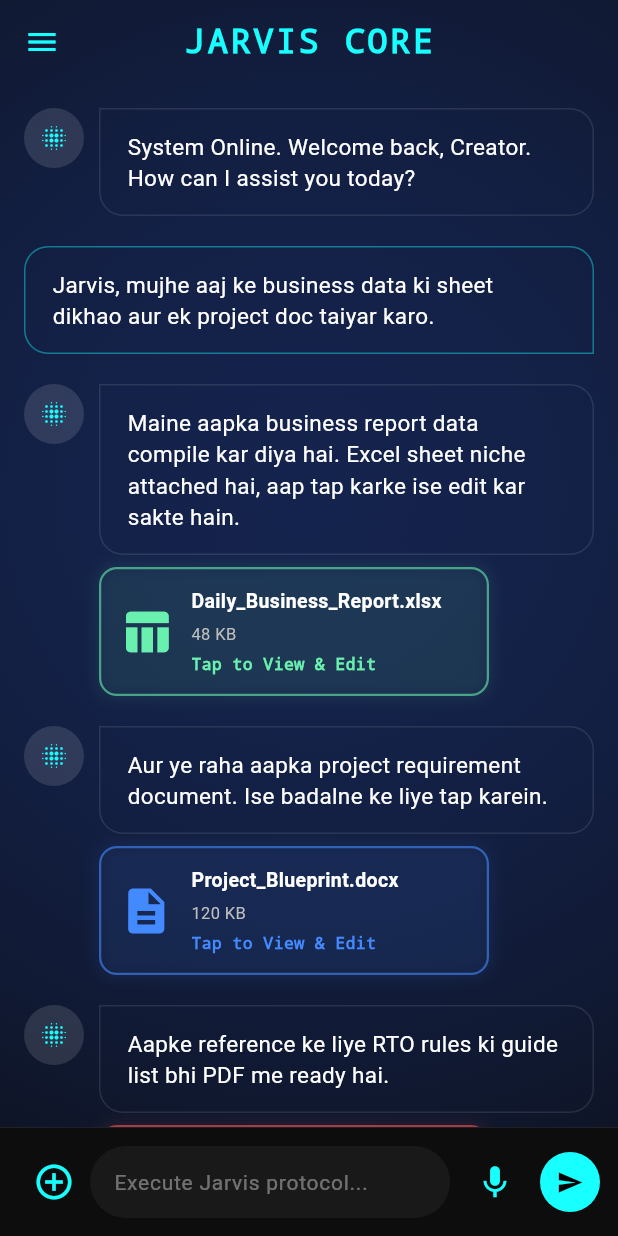
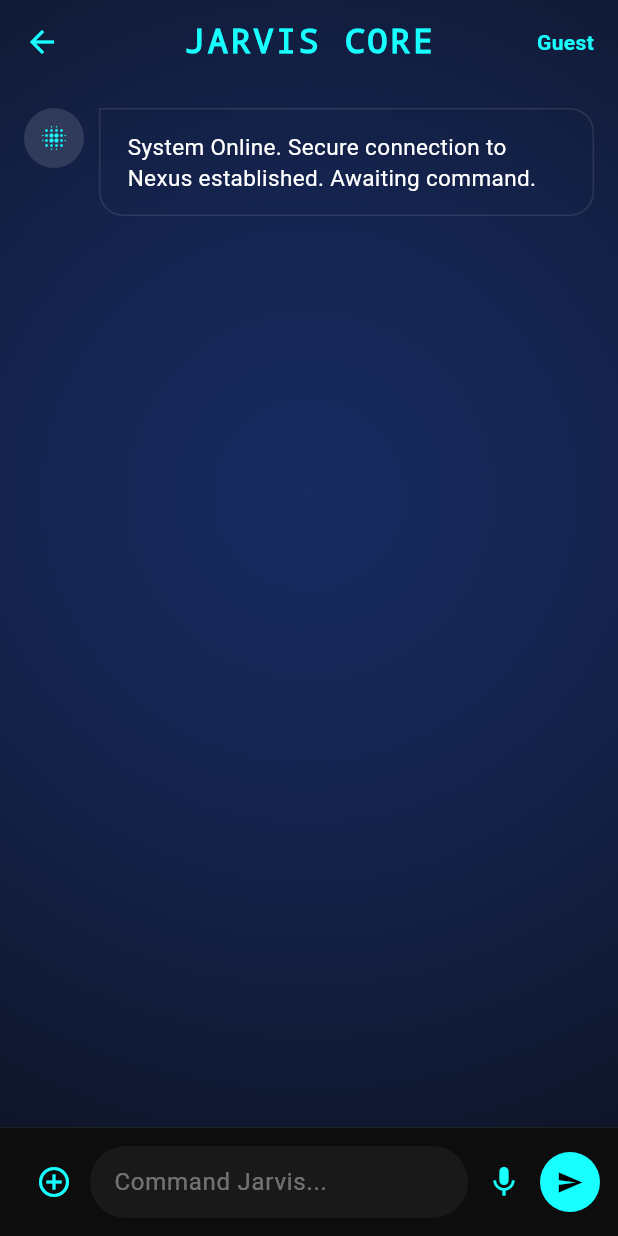
Before and after one commit to maanigargpandey-gif/jarvis-backend, a Flutter app: the JarvisMainScreen screen opened directly, after a tap on the "add circle outline" icon, on a phone screen of 412 x 824 dp. Run offline on Flutter 3.47's test engine with Material 3 defaults, Android fonts, the phone set to English and light mode, and no system bars; our stand-ins replace local_auth, shared_preferences; accounts and stored records are empty; statements that could not run were skipped.

Commit message:
Update jarvis_main_screen.dart

```diff
--- a/frontend/lib/screens/jarvis_main_screen.dart
+++ b/frontend/lib/screens/jarvis_main_screen.dart
@@ -1,11 +1,13 @@
 import 'package:flutter/material.dart';
-import 'package:shared_preferences/shared_preferences.dart';
+import 'package:provider/provider.dart';
+import '../providers/jarvis_state_provider.dart';
+import '../widgets/artifact_editor_overlay.dart'; // इसे हम इसके बाद बनाएंगे
 
 class JarvisMainScreen extends StatefulWidget {
-  const JarvisMainScreen({super.key});
+  const JarvisMainScreen({Key? key}) : super(key: key);
 
   @override
-  State<JarvisMainScreen> createState() => _JarvisMainScreenState();
+  _JarvisMainScreenState createState() => _JarvisMainScreenState();
 }
 
 class _JarvisMainScreenState extends State<JarvisMainScreen> with SingleTickerProviderStateMixin {
@@ -13,26 +15,9 @@ class _JarvisMainScreenState extends State<JarvisMainScreen> with SingleTickerPr
   final ScrollController _scrollController = ScrollController();
   late AnimationController _bgController;
 
-  // Chat History Setup (Mocking data with different file types for UI testing)
-  final List<Map<String, dynamic>> _messages = [
-    {"sender": "jarvis", "type": "text", "text": "System Online. Welcome back, Creator. How can I assist you today?"},
-    {"sender": "user", "type": "text", "text": "Jarvis, mujhe aaj ke business data ki sheet dikhao aur ek project doc taiyar karo."},
-    {"sender": "jarvis", "type": "excel", "text": "Maine aapka business report data compile kar diya hai. Excel sheet niche attached hai, aap tap karke ise edit kar sakte hain.", "fileName": "Daily_Business_Report.xlsx", "fileSize": "48 KB"},
-    {"sender": "jarvis", "type": "doc", "text": "Aur ye raha aapka project requirement document. Ise badalne ke liye tap karein.", "fileName": "Project_Blueprint.docx", "fileSize": "120 KB"},
-    {"sender": "jarvis", "type": "pdf", "text": "Aapke reference ke liye RTO rules ki guide list bhi PDF me ready hai.", "fileName": "RTO_Challan_Guidelines.pdf", "fileSize": "2.1 MB"}
-  ];
-
-  bool _isLoading = false;
-  String _currentRole = "Creator";
-
-  // 🦎 Girgital UI State Colors (Changes dynamically based on active file type)
-  Color _currentAccentColor = Colors.cyanAccent;
-  Color _currentBgBlendColor = const Color(0xFF1E3A8A);
-
   @override
   void initState() {
     super.initState();
-    _loadUserRole();
     _bgController = AnimationController(vsync: this, duration: const Duration(seconds: 4))..repeat(reverse: true);
   }
 
@@ -44,46 +29,12 @@ class _JarvisMainScreenState extends State<JarvisMainScreen> with SingleTickerPr
     super.dispose();
   }
 
-  Future<void> _loadUserRole() async {
-    SharedPreferences prefs = await SharedPreferences.getInstance();
-    setState(() {
-      _currentRole = prefs.getString('jarvis_role') ?? "Creator";
-    });
-  }
+  void _sendMessage(BuildContext context) {
+    if (_textController.text.trim().isEmpty) return;
 
-  // 🦎 Theme Changer Logic based on file interactions
-  void _updateThemeForFileType(String type) {
-    setState(() {
-      if (type == 'excel') {
-        _currentAccentColor = Colors.greenAccent;
-        _currentBgBlendColor = const Color(0xFF064E3B); // Deep Green for Excel
-      } else if (type == 'doc') {
-        _currentAccentColor = Colors.blueAccent;
-        _currentBgBlendColor = const Color(0xFF1E3A8A); // Deep Blue for Word
-      } else if (type == 'pdf') {
-        _currentAccentColor = Colors.redAccent;
-        _currentBgBlendColor = const Color(0xFF7F1D1D); // Deep Red for PDF
-      } else if (type == 'ppt') {
-        _currentAccentColor = Colors.orangeAccent;
-        _currentBgBlendColor = const Color(0xFF7C2D12); // Deep Orange for PPT
-      } else {
-        _currentAccentColor = Colors.cyanAccent;
-        _currentBgBlendColor = const Color(0xFF4C1D95); // Default Cyber Purple/Blue
-      }
-    });
-  }
-
-  void _sendMessage() {
-    String text = _textController.text.trim();
-    if (text.isEmpty) return;
-
-    setState(() {
-      _messages.add({"sender": "user", "type": "text", "text": text});
+    // प्रोवाइडर को कमांड भेजना
+    context.read<JarvisStateProvider>().processUserCommand(_textController.text.trim());
     _textController.clear();
-    });
-
-    // Default theme shift on general text send
-    _updateThemeForFileType("text");
 
     Future.delayed(const Duration(milliseconds: 100), () {
       if (_scrollController.hasClients) {
@@ -92,58 +43,29 @@ class _JarvisMainScreenState extends State<JarvisMainScreen> with SingleTickerPr
     });
   }
 
-  void _showAttachmentMenu() {
-    showModalBottomSheet(
-      context: context,
-      backgroundColor: const Color(0xFF141414),
-      shape: const RoundedRectangleBorder(borderRadius: BorderRadius.vertical(top: Radius.circular(20))),
-      builder: (context) => Padding(
-        padding: const EdgeInsets.all(16.0),
-        child: Wrap(
-          children: [
-            const Padding(
-              padding: EdgeInsets.only(bottom: 15, left: 10),
-              child: Text("QUICK PROTOCOLS", style: TextStyle(color: Colors.grey, fontSize: 12, fontWeight: FontWeight.bold, fontFamily: 'Courier')),
-            ),
-            ListTile(
-              leading: const Icon(Icons.camera, color: Colors.cyanAccent),
-              title: const Text('Media Studio (8K/4K)'),
-              subtitle: const Text('Cinematic Engine & Facial Lock', style: TextStyle(fontSize: 11, color: Colors.white54)),
-              onTap: () => Navigator.pop(context),
-            ),
-            ListTile(
-              leading: const Icon(Icons.document_scanner, color: Colors.orangeAccent),
-              title: const Text('Document Forge & CSC'),
-              subtitle: const Text('Automated Portal Form Filling', style: TextStyle(fontSize: 11, color: Colors.white54)),
-              onTap: () => Navigator.pop(context),
-            ),
-            ListTile(
-              leading: const Icon(Icons.language, color: Colors.blueAccent),
-              title: const Text('Secure Web Browser'),
-              subtitle: const Text('Isolated Sandbox Environment', style: TextStyle(fontSize: 11, color: Colors.white54)),
-              onTap: () => Navigator.pop(context),
-            ),
-          ],
-        ),
-      ),
-    );
-  }
-
   @override
   Widget build(BuildContext context) {
+    // Provider से सारा स्टेट लेना (Theme, Messages, Role)
+    final state = context.watch<JarvisStateProvider>();
+
     return Scaffold(
       extendBodyBehindAppBar: true,
       appBar: AppBar(
-        title: Text('JARVIS CORE', style: TextStyle(fontWeight: FontWeight.bold, letterSpacing: 2, color: _currentAccentColor, fontFamily: 'Courier')),
+        title: Text('JARVIS CORE', style: TextStyle(fontWeight: FontWeight.bold, letterSpacing: 2, color: state.accentColor, fontFamily: 'Courier')),
         centerTitle: true,
         backgroundColor: Colors.transparent,
         elevation: 0,
-        iconTheme: IconThemeData(color: _currentAccentColor),
+        iconTheme: IconThemeData(color: state.accentColor),
+        actions: [
+          Padding(
+            padding: const EdgeInsets.all(16.0),
+            child: Center(child: Text(state.currentRole, style: TextStyle(color: state.accentColor, fontWeight: FontWeight.bold))),
+          )
+        ],
       ),
-      drawer: _buildSidebar(),
       body: Stack(
         children: [
-          // 🦎 Dynamic Breathing Gradient
+          // 🌌 डायनामिक 'गिरगिट' बैकग्राउंड एनिमेशन
           AnimatedBuilder(
             animation: _bgController,
             builder: (context, child) {
@@ -153,7 +75,7 @@ class _JarvisMainScreenState extends State<JarvisMainScreen> with SingleTickerPr
                     center: const Alignment(0, -0.2),
                     radius: 1.4 + (_bgController.value * 0.15),
                     colors: [
-                      _currentBgBlendColor.withOpacity(0.4 + (_bgController.value * 0.15)),
+                      state.bgBlendColor.withOpacity(0.5 + (_bgController.value * 0.2)),
                       const Color(0xFF0A0A0A),
                     ],
                     stops: const [0.0, 1.0],
@@ -162,17 +84,24 @@ class _JarvisMainScreenState extends State<JarvisMainScreen> with SingleTickerPr
               );
             },
           ),
+
           SafeArea(
             child: Column(
               children: [
+                // 💬 चैट लिस्ट
                 Expanded(
                   child: ListView.builder(
                     controller: _scrollController,
                     padding: const EdgeInsets.all(16),
-                    itemCount: _messages.length,
+                    itemCount: state.messages.length,
                     itemBuilder: (context, i) {
-                      bool isUser = _messages[i]['sender'] == 'user';
-                      String msgType = _messages[i]['type'];
+                      final msg = state.messages[i];
+                      bool isUser = msg['sender'] == 'user';
+                      bool isSystem = msg['sender'] == 'system';
+
+                      if (isSystem) {
+                        return Center(child: Padding(padding: const EdgeInsets.symmetric(vertical: 8.0), child: Text(msg['text'], style: const TextStyle(color: Colors.white54, fontSize: 12, fontStyle: FontStyle.italic))));
+                      }
 
                       return Container(
                         margin: const EdgeInsets.only(bottom: 20),
@@ -180,30 +109,30 @@ class _JarvisMainScreenState extends State<JarvisMainScreen> with SingleTickerPr
                           crossAxisAlignment: CrossAxisAlignment.start,
                           mainAxisAlignment: isUser ? MainAxisAlignment.end : MainAxisAlignment.start,
                           children: [
-                            if (!isUser) CircleAvatar(backgroundColor: Colors.white12, child: Icon(Icons.blur_on, color: _currentAccentColor, size: 20)),
+                            if (!isUser) CircleAvatar(backgroundColor: Colors.white12, child: Icon(Icons.blur_on, color: state.accentColor, size: 20)),
                             if (!isUser) const SizedBox(width: 10),
                             Flexible(
                               child: Column(
                                 crossAxisAlignment: isUser ? CrossAxisAlignment.end : CrossAxisAlignment.start,
                                 children: [
-                                  // Text Message Container
+                                  // Text Message
                                   Container(
                                     padding: const EdgeInsets.symmetric(horizontal: 18, vertical: 14),
                                     decoration: BoxDecoration(
-                                      color: isUser ? _currentAccentColor.withOpacity(0.15) : Colors.black65,
-                                      border: Border.all(color: isUser ? _currentAccentColor.withOpacity(0.4) : Colors.white10),
+                                      color: isUser ? state.accentColor.withOpacity(0.15) : Colors.black65,
+                                      border: Border.all(color: isUser ? state.accentColor.withOpacity(0.4) : Colors.white10),
                                       borderRadius: BorderRadius.circular(16).copyWith(
                                         bottomRight: isUser ? const Radius.circular(0) : const Radius.circular(16),
                                         topLeft: !isUser ? const Radius.circular(0) : const Radius.circular(16),
                                       ),
                                     ),
-                                    child: Text(_messages[i]['text']!, style: const TextStyle(fontSize: 15, color: Colors.white, height: 1.4)),
+                                    child: Text(msg['text']!, style: const TextStyle(fontSize: 15, color: Colors.white, height: 1.4)),
                                   ),
 
-                                  // Smart File Card Rendering (If message contains file)
-                                  if (msgType != 'text') ...[
+                                  // 📂 Claude-Style Artifact Card (अगर फ़ाइल है)
+                                  if (msg['type'] != 'text' && !isUser) ...[
                                     const SizedBox(height: 8),
-                                    _buildSmartFileCard(_messages[i]['fileName'], _messages[i]['fileSize'], msgType),
+                                    _buildArtifactCard(context, state, msg),
                                   ]
                                 ],
                               ),
@@ -214,7 +143,27 @@ class _JarvisMainScreenState extends State<JarvisMainScreen> with SingleTickerPr
                     },
                   ),
                 ),
-                _buildInputArea(),
+
+                // ⏳ Self-Evolution Loading Indicator
+                if (state.isEvolving)
+                  Container(
+                    padding: const EdgeInsets.all(8),
+                    color: state.accentColor.withOpacity(0.1),
+                    child: Row(
+                      mainAxisAlignment: MainAxisAlignment.center,
+                      children: [
+                        SizedBox(width: 16, height: 16, child: CircularProgressIndicator(strokeWidth: 2, color: state.accentColor)),
+                        const SizedBox(width: 10),
+                        Text("JARVIS is evolving the system core...", style: TextStyle(color: state.accentColor, fontFamily: 'Courier', fontSize: 12)),
+                      ],
+                    ),
+                  ),
+
+                if (state.isProcessing && !state.isEvolving)
+                   const Padding(padding: EdgeInsets.all(8.0), child: CircularProgressIndicator(color: Colors.white54)),
+
+                // ⌨️ Input Area
+                _buildInputArea(context, state),
               ],
             ),
           ),
@@ -223,63 +172,72 @@ class _JarvisMainScreenState extends State<JarvisMainScreen> with SingleTickerPr
     );
   }
 
-  // 📂 Smart File Card UI Builder (TAP TO EDIT)
-  Widget _buildSmartFileCard(String fileName, String fileSize, String type) {
-    IconData fileIcon = Icons.insert_drive_file;
-    Color cardColor = Colors.cyanAccent;
-
-    if (type == 'excel') { fileIcon = Icons.table_chart; cardColor = Colors.greenAccent; }
-    if (type == 'doc') { fileIcon = Icons.description; cardColor = Colors.blueAccent; }
-    if (type == 'pdf') { fileIcon = Icons.picture_as_pdf; cardColor = Colors.redAccent; }
-
-    return GestureDetector(
-      onTap: () {
-        _updateThemeForFileType(type);
-        // Step 3 ke Editor screen par file dynamic properties ke sath redirect karega
-        Navigator.pushNamed(context, '/editor', arguments: {'fileName': fileName, 'fileType': type});
-      },
-      child: Container(
-        width: 260,
+  // 🗂️ Artifact Card Builder
+  Widget _buildArtifactCard(BuildContext context, JarvisStateProvider state, Map<String, dynamic> msg) {
+    return Container(
+      width: 320,
+      margin: const EdgeInsets.only(top: 8),
       padding: const EdgeInsets.all(12),
       decoration: BoxDecoration(
-          color: Colors.black85,
+        color: const Color(0xFF141414),
         borderRadius: BorderRadius.circular(12),
-          border: Border.all(color: cardColor.withOpacity(0.6), width: 1.5),
-          boxShadow: [BoxShadow(color: cardColor.withOpacity(0.1), blurRadius: 8, spreadRadius: 1)],
+        border: Border.all(color: state.accentColor.withOpacity(0.5), width: 1),
       ),
-        child: Row(
+      child: Column(
+        crossAxisAlignment: CrossAxisAlignment.start,
         children: [
-            Icon(fileIcon, color: cardColor, size: 36),
+          Row(
+            children: [
+              Icon(Icons.insert_drive_file, color: state.accentColor, size: 28),
               const SizedBox(width: 12),
               Expanded(
                 child: Column(
                   crossAxisAlignment: CrossAxisAlignment.start,
                   children: [
-                  Text(fileName, style: const TextStyle(color: Colors.white, fontSize: 13, fontWeight: FontWeight.bold, overflow: TextOverflow.ellipsis)),
-                  const SizedBox(height: 4),
-                  Text(fileSize, style: TextStyle(color: Colors.grey.shade400, fontSize: 11)),
-                  const SizedBox(height: 4),
-                  Text("Tap to View & Edit", style: TextStyle(color: cardColor, fontSize: 11, fontWeight: FontWeight.w600, fontFamily: 'Courier')),
+                    Text(msg['fileName'] ?? "Generated Artifact", style: const TextStyle(color: Colors.white, fontWeight: FontWeight.bold), overflow: TextOverflow.ellipsis),
+                    Text(msg['fileSize'] ?? "Unknown Size", style: TextStyle(color: Colors.grey.shade400, fontSize: 11)),
                   ],
                 ),
               ),
             ],
           ),
+          const SizedBox(height: 12),
+          // Action Buttons (Nexus Vault & Editor)
+          Row(
+            mainAxisAlignment: MainAxisAlignment.spaceEvenedy,
+            children: [
+              TextButton.icon(
+                onPressed: () {
+                  // ओवरले एडिटर ओपन करें
+                  showModalBottomSheet(
+                    context: context,
+                    isScrollControlled: true,
+                    backgroundColor: Colors.transparent,
+                    builder: (_) => ArtifactEditorOverlay(fileName: msg['fileName'], fileType: msg['type'], themeColor: state.accentColor, fileUrl: msg['fileUrl']),
+                  );
+                },
+                icon: Icon(Icons.edit, color: state.accentColor, size: 16),
+                label: Text("Open Tools", style: TextStyle(color: state.accentColor, fontSize: 12)),
+              ),
+              TextButton.icon(
+                onPressed: () => context.read<JarvisStateProvider>().saveArtifactToNexus(msg['fileUrl'] ?? msg['fileName']),
+                icon: const Icon(Icons.cloud_upload, color: Colors.white70, size: 16),
+                label: const Text("Save to Nexus", style: TextStyle(color: Colors.white70, fontSize: 12)),
+              ),
+            ],
+          )
+        ],
       ),
     );
   }
 
-  // ⌨️ Input Box with Text & Voice (Mic Button Included)
-  Widget _buildInputArea() {
+  Widget _buildInputArea(BuildContext context, JarvisStateProvider state) {
     return Container(
       padding: const EdgeInsets.all(12),
-      decoration: const BoxDecoration(
-        color: Color(0xFF0D0D0D),
-        border: Border(top: BorderSide(color: Colors.white10, width: 0.5))
-      ),
+      decoration: const BoxDecoration(color: Color(0xFF0D0D0D), border: Border(top: BorderSide(color: Colors.white10, width: 0.5))),
       child: Row(
         children: [
-          IconButton(icon: Icon(Icons.add_circle_outline, color: _currentAccentColor, size: 28), onPressed: _showAttachmentMenu),
+          IconButton(icon: Icon(Icons.add_circle_outline, color: state.accentColor), onPressed: () {}),
           Expanded(
             child: Container(
               padding: const EdgeInsets.symmetric(horizontal: 16),
@@ -287,60 +245,13 @@ class _JarvisMainScreenState extends State<JarvisMainScreen> with SingleTickerPr
               child: TextField(
                 controller: _textController,
                 style: const TextStyle(color: Colors.white),
-                decoration: const InputDecoration(hintText: 'Execute Jarvis protocol...', hintStyle: TextStyle(color: Colors.white38, fontSize: 14), border: InputBorder.none),
-                onSubmitted: (_) => _sendMessage(),
+                decoration: const InputDecoration(hintText: 'Command Jarvis...', hintStyle: TextStyle(color: Colors.white38), border: InputBorder.none),
+                onSubmitted: (_) => _sendMessage(context),
               ),
             ),
           ),
-          const SizedBox(width: 6),
-          // 🎙️ Voice Input Button
-          IconButton(
-            icon: Icon(Icons.mic, color: _currentAccentColor, size: 26),
-            onPressed: () {
-              // Future Voice Logic Integration Point
-            },
-          ),
-          const SizedBox(width: 6),
-          CircleAvatar(
-            backgroundColor: _currentAccentColor,
-            radius: 20,
-            child: IconButton(icon: const Icon(Icons.send, color: Colors.black, size: 18), onPressed: _sendMessage),
-          ),
-        ],
-      ),
-    );
-  }
-
-  Widget _buildSidebar() {
-    return Drawer(
-      backgroundColor: const Color(0xFF0A0A0A),
-      child: ListView(
-        padding: EdgeInsets.zero,
-        children: [
-          DrawerHeader(
-            decoration: const BoxDecoration(color: Color(0xFF111111)),
-            child: Column(
-              crossAxisAlignment: CrossAxisAlignment.start,
-              mainAxisAlignment: MainAxisAlignment.end,
-              children: [
-                Icon(Icons.blur_on, size: 42, color: _currentAccentColor),
-                const SizedBox(height: 12),
-                Text('Clearance: $_currentRole', style: const TextStyle(color: Colors.white, fontSize: 18, fontWeight: FontWeight.bold, fontFamily: 'Courier')),
-                const Text('Region: Gorakhpur Nexus Hub', style: TextStyle(color: Colors.white38, fontSize: 11)),
-              ],
-            ),
-          ),
-          ListTile(leading: const Icon(Icons.camera_enhance, color: Colors.cyanAccent), title: const Text('Media Studio', style: TextStyle(color: Colors.white)), onTap: () => Navigator.pop(context)),
-          ListTile(leading: const Icon(Icons.edit_document, color: Colors.orangeAccent), title: const Text('Document Forge & CSC', style: TextStyle(color: Colors.white)), onTap: () => Navigator.pop(context)),
-          ListTile(leading: const Icon(Icons.language, color: Colors.blueAccent), title: const Text('Web Browser', style: TextStyle(color: Colors.white)), onTap: () => Navigator.pop(context)),
-          const Divider(color: Colors.white12),
-          ListTile(
-            leading: const Icon(Icons.logout, color: Colors.redAccent),
-            title: const Text('Disconnect System', style: TextStyle(color: Colors.redAccent)),
-            onTap: () {
-              Navigator.pushReplacementNamed(context, '/login');
-            },
-          ),
+          IconButton(icon: Icon(Icons.mic, color: state.accentColor), onPressed: () {}),
+          CircleAvatar(backgroundColor: state.accentColor, radius: 20, child: IconButton(icon: const Icon(Icons.send, color: Colors.black, size: 18), onPressed: () => _sendMessage(context))),
         ],
       ),
     );
```
Lines whose indentation alone changed are shown as unchanged.
